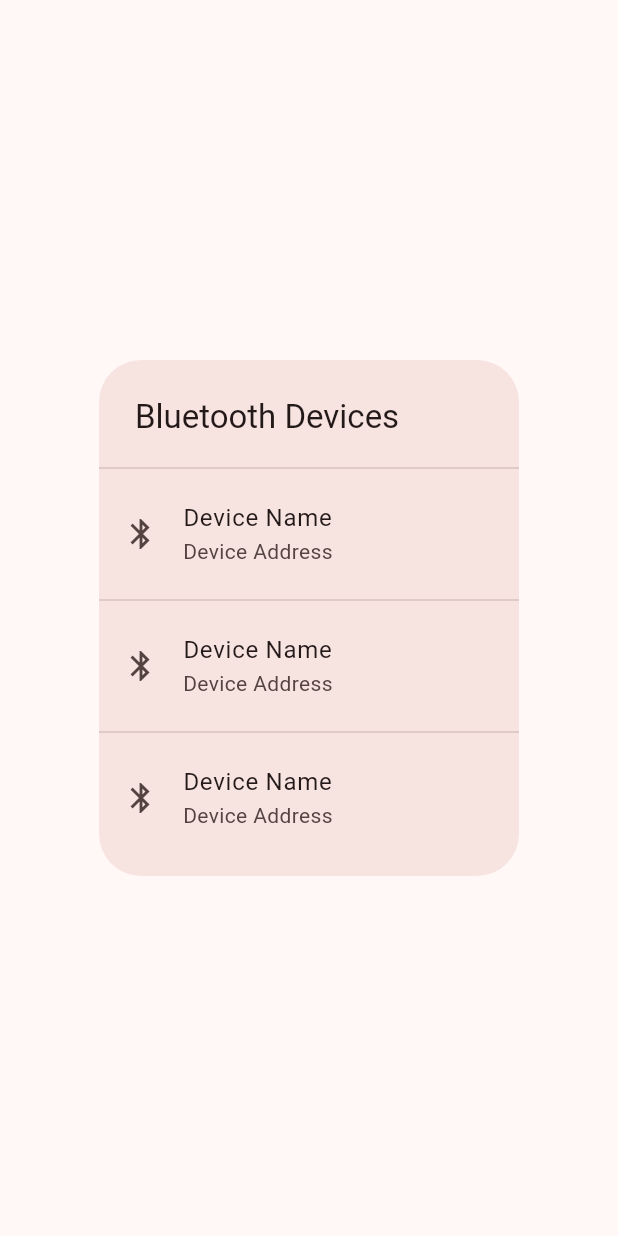
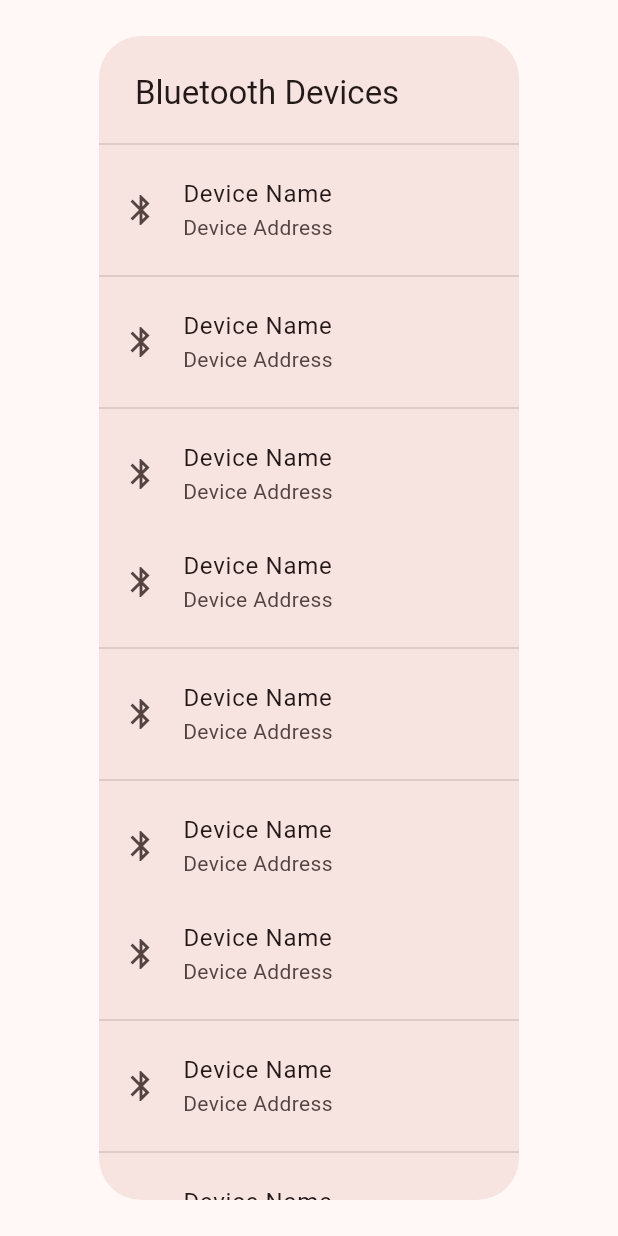
Before and after one commit to hex4coder/bluetooth-tomato-counter-android, a Flutter app: the BlueSearchList widget shown alone on an empty page, opened directly, on a phone screen of 412 x 824 dp. Run offline on Flutter 3.47's test engine with Material 3 defaults, Android fonts, the light colour scheme and no system bars; our stand-ins replace flutter_bluetooth_serial, get.

Commit message:
membuat prototipe koneksi ke bluetooth

```diff
--- a/analysis_options.yaml
+++ b/analysis_options.yaml
@@ -9,6 +9,7 @@
 # packages, and plugins designed to encourage good coding practices.
 analyzer:
   errors:
+    file_names: ignore
     must_be_immutable: ignore
 include: package:flutter_lints/flutter.yaml
 
--- a/lib/widget/blue-search-list.dart
+++ b/lib/widget/blue-search-list.dart
@@ -36,6 +36,84 @@ class BlueSearchList extends StatelessWidget {
             Get.back();
           },
         ),
+        ListTile(
+          leading: Icon(Icons.bluetooth),
+          title: Text('Device Name'),
+          subtitle: Text('Device Address'),
+          onTap: () {
+            Get.back();
+          },
+        ),
+        const Divider(),
+        ListTile(
+          leading: Icon(Icons.bluetooth),
+          title: Text('Device Name'),
+          subtitle: Text('Device Address'),
+          onTap: () {
+            Get.back();
+          },
+        ),
+        const Divider(),
+        ListTile(
+          leading: Icon(Icons.bluetooth),
+          title: Text('Device Name'),
+          subtitle: Text('Device Address'),
+          onTap: () {
+            Get.back();
+          },
+        ),
+        ListTile(
+          leading: Icon(Icons.bluetooth),
+          title: Text('Device Name'),
+          subtitle: Text('Device Address'),
+          onTap: () {
+            Get.back();
+          },
+        ),
+        const Divider(),
+        ListTile(
+          leading: Icon(Icons.bluetooth),
+          title: Text('Device Name'),
+          subtitle: Text('Device Address'),
+          onTap: () {
+            Get.back();
+          },
+        ),
+        const Divider(),
+        ListTile(
+          leading: Icon(Icons.bluetooth),
+          title: Text('Device Name'),
+          subtitle: Text('Device Address'),
+          onTap: () {
+            Get.back();
+          },
+        ),
+        ListTile(
+          leading: Icon(Icons.bluetooth),
+          title: Text('Device Name'),
+          subtitle: Text('Device Address'),
+          onTap: () {
+            Get.back();
+          },
+        ),
+        const Divider(),
+        ListTile(
+          leading: Icon(Icons.bluetooth),
+          title: Text('Device Name'),
+          subtitle: Text('Device Address'),
+          onTap: () {
+            Get.back();
+          },
+        ),
+        const Divider(),
+        ListTile(
+          leading: Icon(Icons.bluetooth),
+          title: Text('Device Name'),
+          subtitle: Text('Device Address'),
+          onTap: () {
+            Get.back();
+          },
+        ),
       ],
     );
   }
--- a/pubspec.yaml
+++ b/pubspec.yaml
@@ -37,6 +37,7 @@ dependencies:
   cupertino_icons: ^1.0.6
   get: ^4.6.6
   flutter_animate: ^4.5.0
+  flutter_bluetooth_serial: ^0.4.0
 
 dev_dependencies:
   flutter_test:
```
Also changed, not shown: lib/services/data.dart (+33 -0 lines), pubspec.lock.
